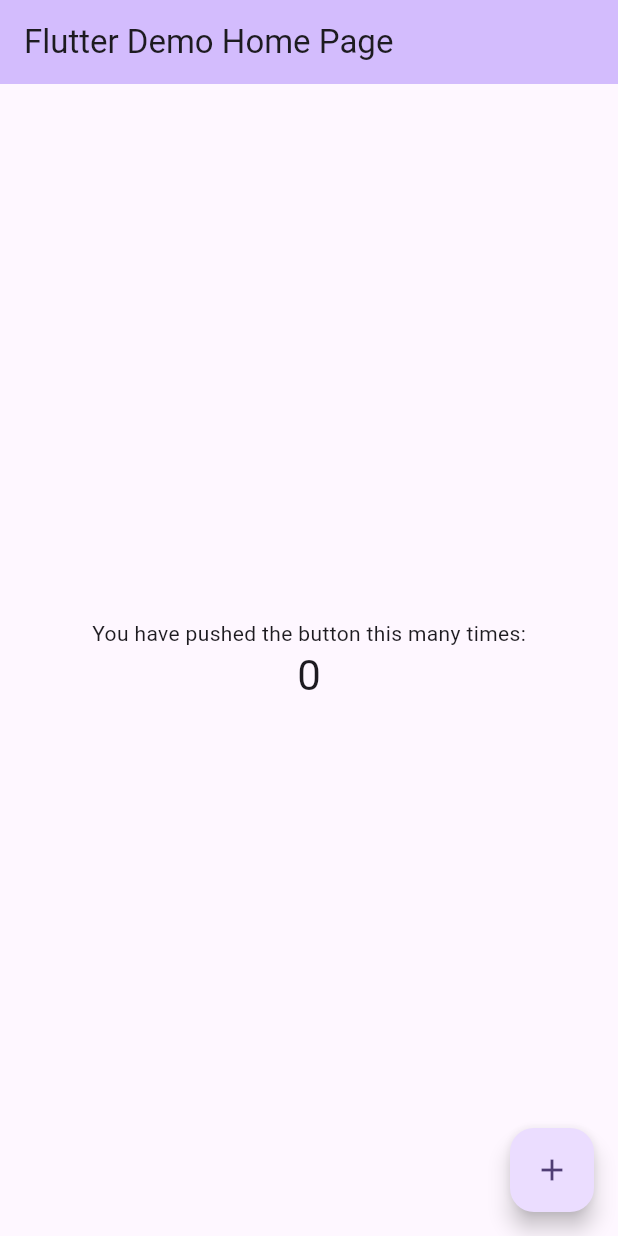
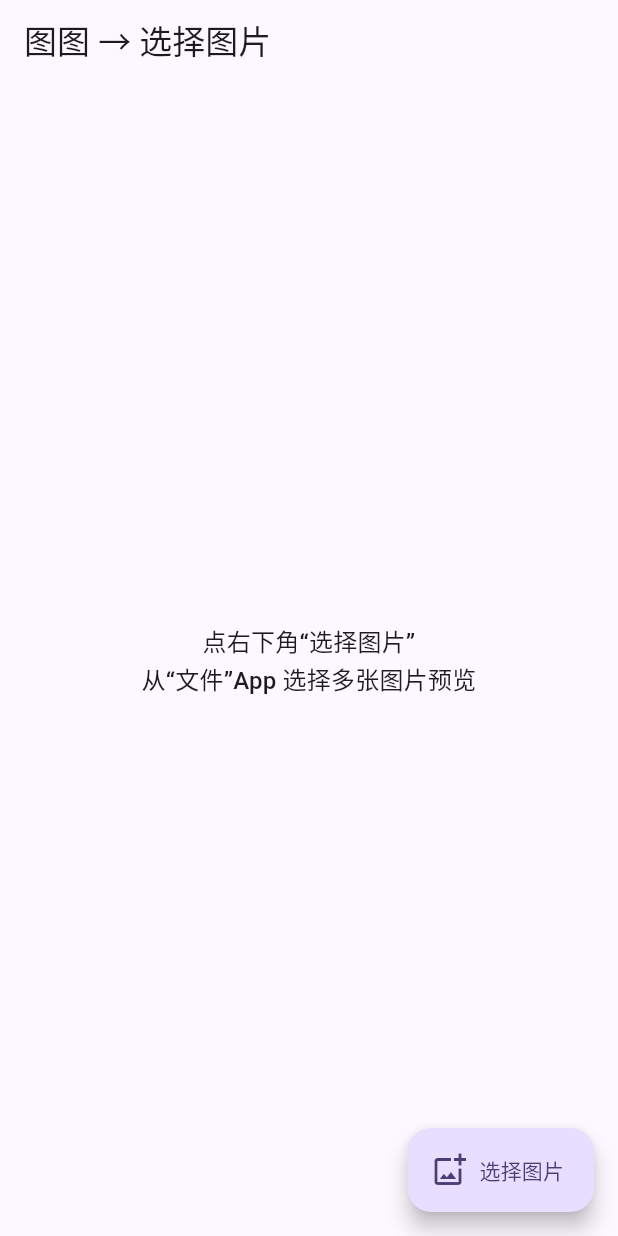
Before and after one commit to ZVVVT/tutu, a Flutter app: the screen it shows after launch, on a phone screen of 412 x 824 dp. Run offline on Flutter 3.47's test engine with Material 3 defaults, Android fonts, the phone set to English and light mode, and no system bars; missing offline and left inert: file_selector.

Commit message:
rename: 图图 / Tutu; bundle id com.zvwt.tutu; texts & artifacts aligned

```diff
--- a/lib/main.dart
+++ b/lib/main.dart
@@ -1,122 +1,132 @@
+import 'dart:typed_data';
 import 'package:flutter/material.dart';
+import 'package:file_selector/file_selector.dart';
 
 void main() {
-  runApp(const MyApp());
+  runApp(const FolderGalleryApp());
 }
 
-class MyApp extends StatelessWidget {
-  const MyApp({super.key});
+class FolderGalleryApp extends StatelessWidget {
+  const FolderGalleryApp({super.key});
 
-  // This widget is the root of your application.
   @override
   Widget build(BuildContext context) {
     return MaterialApp(
-      title: 'Flutter Demo',
+      title: 'Tutu',
       theme: ThemeData(
-        // This is the theme of your application.
-        //
-        // TRY THIS: Try running your application with "flutter run". You'll see
-        // the application has a purple toolbar. Then, without quitting the app,
-        // try changing the seedColor in the colorScheme below to Colors.green
-        // and then invoke "hot reload" (save your changes or press the "hot
-        // reload" button in a Flutter-supported IDE, or press "r" if you used
-        // the command line to start the app).
-        //
-        // Notice that the counter didn't reset back to zero; the application
-        // state is not lost during the reload. To reset the state, use hot
-        // restart instead.
-        //
-        // This works for code too, not just values: Most code changes can be
-        // tested with just a hot reload.
-        colorScheme: ColorScheme.fromSeed(seedColor: Colors.deepPurple),
+        colorSchemeSeed: const Color(0xFF7C4DFF),
+        useMaterial3: true,
       ),
-      home: const MyHomePage(title: 'Flutter Demo Home Page'),
+      home: const GalleryHomePage(),
+      debugShowCheckedModeBanner: false,
     );
   }
 }
 
-class MyHomePage extends StatefulWidget {
-  const MyHomePage({super.key, required this.title});
-
-  // This widget is the home page of your application. It is stateful, meaning
-  // that it has a State object (defined below) that contains fields that affect
-  // how it looks.
-
-  // This class is the configuration for the state. It holds the values (in this
-  // case the title) provided by the parent (in this case the App widget) and
-  // used by the build method of the State. Fields in a Widget subclass are
-  // always marked "final".
-
-  final String title;
+class GalleryHomePage extends StatefulWidget {
+  const GalleryHomePage({super.key});
 
   @override
-  State<MyHomePage> createState() => _MyHomePageState();
+  State<GalleryHomePage> createState() => _GalleryHomePageState();
 }
 
-class _MyHomePageState extends State<MyHomePage> {
-  int _counter = 0;
+class _GalleryHomePageState extends State<GalleryHomePage> {
+  List<XFile> _files = [];
 
-  void _incrementCounter() {
-    setState(() {
-      // This call to setState tells the Flutter framework that something has
-      // changed in this State, which causes it to rerun the build method below
-      // so that the display can reflect the updated values. If we changed
-      // _counter without calling setState(), then the build method would not be
-      // called again, and so nothing would appear to happen.
-      _counter++;
-    });
+  Future<void> _pickImages() async {
+    final images = XTypeGroup(
+      label: 'images',
+      extensions: ['jpg', 'jpeg', 'png', 'heic', 'heif', 'gif', 'bmp', 'webp'],
+    );
+
+    final result = await openFiles(
+      acceptedTypeGroups: [images], // ← 保留这一行
+    );
+
+    if (!mounted) return;
+    setState(() => _files = result);
   }
+
 
   @override
   Widget build(BuildContext context) {
-    // This method is rerun every time setState is called, for instance as done
-    // by the _incrementCounter method above.
-    //
-    // The Flutter framework has been optimized to make rerunning build methods
-    // fast, so that you can just rebuild anything that needs updating rather
-    // than having to individually change instances of widgets.
     return Scaffold(
       appBar: AppBar(
-        // TRY THIS: Try changing the color here to a specific color (to
-        // Colors.amber, perhaps?) and trigger a hot reload to see the AppBar
-        // change color while the other colors stay the same.
-        backgroundColor: Theme.of(context).colorScheme.inversePrimary,
-        // Here we take the value from the MyHomePage object that was created by
-        // the App.build method, and use it to set our appbar title.
-        title: Text(widget.title),
+        title: const Text('图图 → 选择图片'),
+        actions: [
+          if (_files.isNotEmpty)
+            IconButton(
+              tooltip: '清空',
+              onPressed: () => setState(() => _files = []),
+              icon: const Icon(Icons.clear_all),
+            ),
+        ],
       ),
-      body: Center(
-        // Center is a layout widget. It takes a single child and positions it
-        // in the middle of the parent.
-        child: Column(
-          // Column is also a layout widget. It takes a list of children and
-          // arranges them vertically. By default, it sizes itself to fit its
-          // children horizontally, and tries to be as tall as its parent.
-          //
-          // Column has various properties to control how it sizes itself and
-          // how it positions its children. Here we use mainAxisAlignment to
-          // center the children vertically; the main axis here is the vertical
-          // axis because Columns are vertical (the cross axis would be
-          // horizontal).
-          //
-          // TRY THIS: Invoke "debug painting" (choose the "Toggle Debug Paint"
-          // action in the IDE, or press "p" in the console), to see the
-          // wireframe for each widget.
-          mainAxisAlignment: MainAxisAlignment.center,
-          children: <Widget>[
-            const Text('You have pushed the button this many times:'),
-            Text(
-              '$_counter',
-              style: Theme.of(context).textTheme.headlineMedium,
+      body: _files.isEmpty
+          ? const _EmptyHint()
+          : GridView.builder(
+              padding: const EdgeInsets.all(8),
+              gridDelegate: const SliverGridDelegateWithFixedCrossAxisCount(
+                crossAxisCount: 3,
+                mainAxisSpacing: 8,
+                crossAxisSpacing: 8,
+              ),
+              itemCount: _files.length,
+              itemBuilder: (context, index) {
+                final xf = _files[index];
+                return _ImageTile(file: xf);
+              },
             ),
-          ],
-        ),
+      floatingActionButton: FloatingActionButton.extended(
+        onPressed: _pickImages,
+        label: const Text('选择图片'),
+        icon: const Icon(Icons.add_photo_alternate_outlined),
       ),
-      floatingActionButton: FloatingActionButton(
-        onPressed: _incrementCounter,
-        tooltip: 'Increment',
-        child: const Icon(Icons.add),
-      ), // This trailing comma makes auto-formatting nicer for build methods.
     );
   }
 }
+
+class _EmptyHint extends StatelessWidget {
+  const _EmptyHint();
+
+  @override
+  Widget build(BuildContext context) {
+    return Center(
+      child: Text(
+        '点右下角“选择图片”\n从“文件”App 选择多张图片预览',
+        textAlign: TextAlign.center,
+        style: Theme.of(context).textTheme.titleMedium,
+      ),
+    );
+  }
+}
+
+class _ImageTile extends StatelessWidget {
+  const _ImageTile({required this.file});
+  final XFile file;
+
+  Future<Uint8List> _bytes() => file.readAsBytes();
+
+  @override
+  Widget build(BuildContext context) {
+    return ClipRRect(
+      borderRadius: BorderRadius.circular(12),
+      child: FutureBuilder<Uint8List>(
+        future: _bytes(),
+        builder: (context, snap) {
+          if (snap.connectionState != ConnectionState.done) {
+            return const ColoredBox(color: Color(0x11000000));
+          }
+          if (!snap.hasData) {
+            return const Center(child: Icon(Icons.broken_image_outlined));
+          }
+          return Image.memory(
+            snap.data!,
+            fit: BoxFit.cover,
+            filterQuality: FilterQuality.low,
+          );
+        },
+      ),
+    );
+  }
+}
```
Also changed, not shown: pubspec.yaml (+4 -3 lines), 3 other files.
